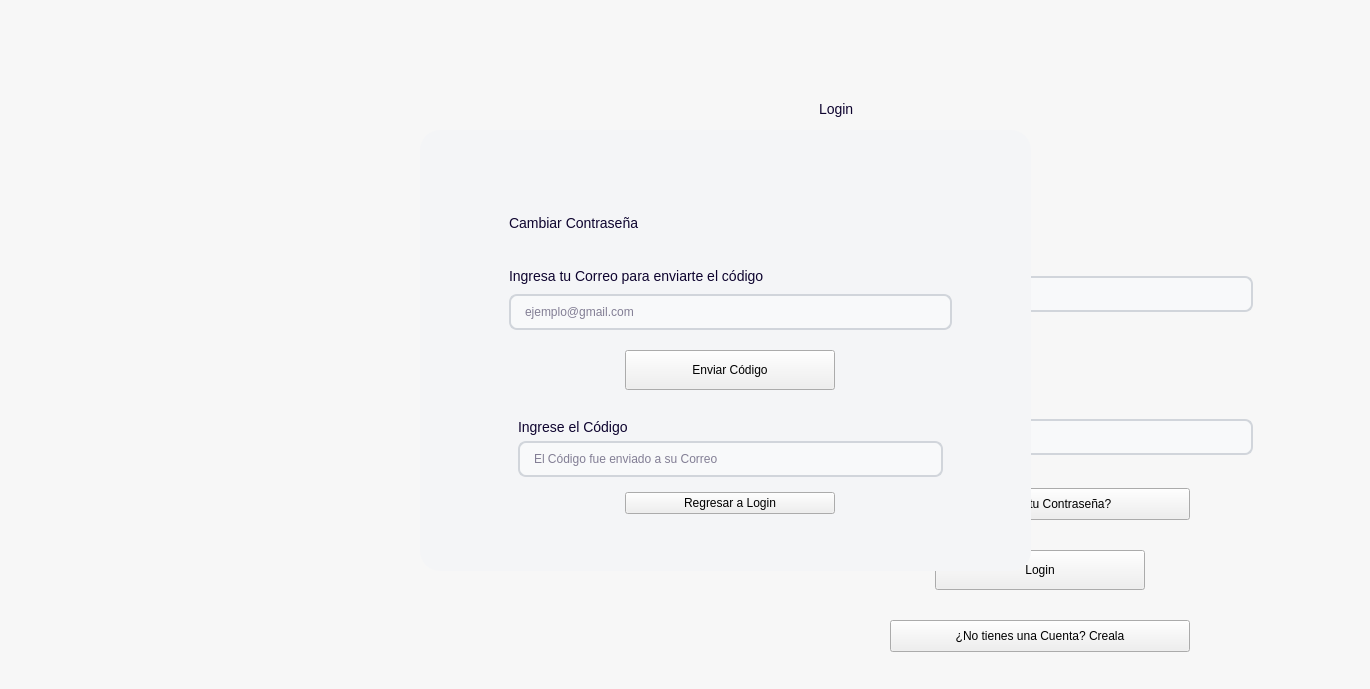
Qt form app/ui/login.ui (Brando-1510/Proyecto-Integrador-2.0) before a commit.
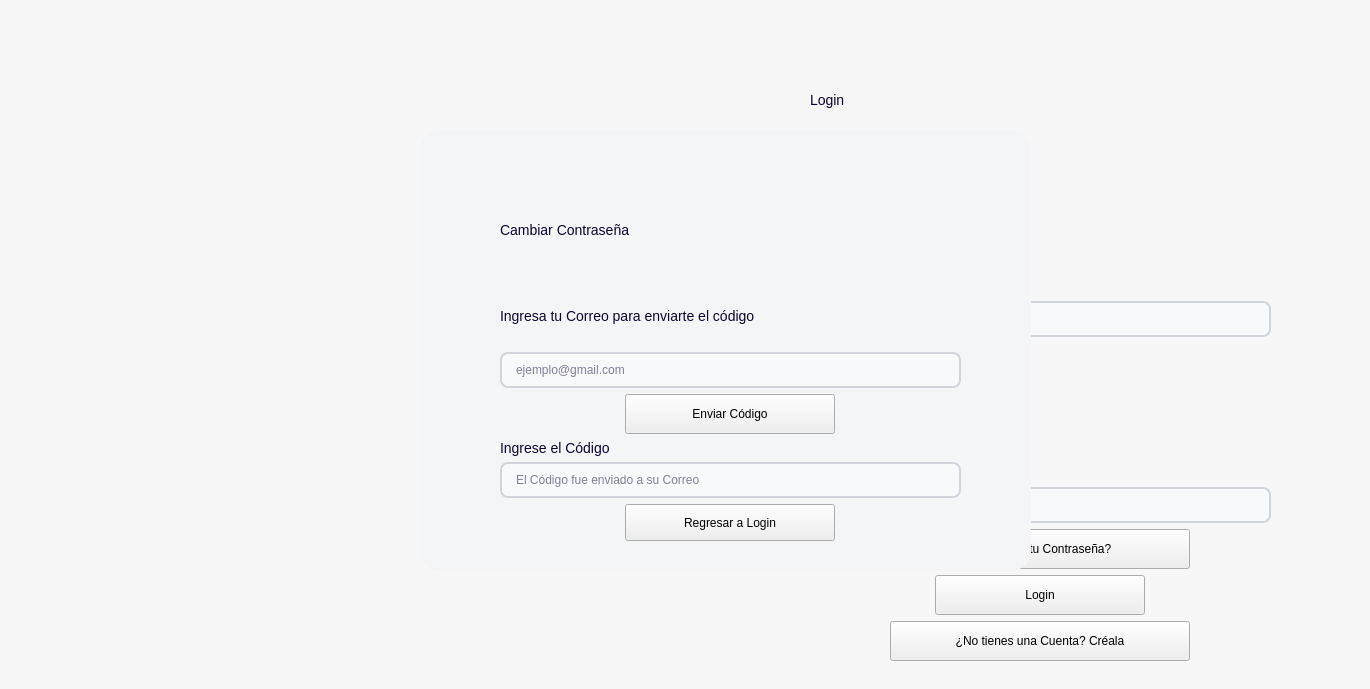
The same form after that commit. The open tabs and pages were chosen to show the change. Icons and pictures are not drawn.

Commit message: fix(ui): arreglando problemas con la pantalla login

What changed in the file:
```diff
--- a/app/ui/login.ui
+++ b/app/ui/login.ui
@@ -20,45 +20,54 @@
    </size>
   </property>
   <property name="windowTitle">
-   <string>Form</string>
+   <string>Login</string>
   </property>
   <property name="styleSheet">
-   <string notr="true">#LoginWindow{
-background-color: #f7f7f7;
+   <string notr="true">
+#LoginWindow {
+    background-color: #F7F7F7;
 }
+
 /*
 -----------------------------------------------------------------------------------------------------
 Inputs
------------------------------------------------------------------------------------------------------*/
+-----------------------------------------------------------------------------------------------------
+*/
+
 /* --- ESTADO BASE --- */
+
 QLineEdit, QDateEdit {
-    background-color: #F8F9FA; 
-    border: 2px solid #D1D5DB; 
-    border-radius: 8px;     
-    padding: 8px 12px;         
+    background-color: #F8F9FA;
+    border: 2px solid #D1D5DB;
+    border-radius: 8px;
+    padding: 8px 12px;
     color: #0E042F;
 }
 
-/* --- CUANDO EL MOUSE ESTÁ ENCIMA (HOVER) --- */
+/* --- HOVER --- */
+
 QLineEdit:hover, QDateEdit:hover {
-    border: 1px solid #9CA3AF;      /* Borde un poco más oscuro */
-    background-color: #F3F4F6;      /* Fondo ligeramente gris */
+    border: 2px solid #9CA3AF;
+    background-color: #F3F4F6;
 }
 
-/* --- CUANDO TIENE EL FOCO / SE ESTÁ ESCRIBIENDO (FOCUS) --- */
+/* --- FOCUS --- */
+
 QLineEdit:focus, QDateEdit:focus {
-    border: 1px solid #744bcc;      /* Borde azul más grueso */
-    background-color: #FFFFFF;      /* Fondo blanco puro */
+    border: 2px solid #744BCC;
+    background-color: #FFFFFF;
 }
 
-/* --- CUANDO EL CAMPO ESTÁ DESHABILITADO (DISABLED) --- */
+/* --- DISABLED --- */
+
 QLineEdit:disabled, QDateEdit:disabled {
-    background-color: #E5E7EB;      /* Fondo gris oscuro */
-    color: #9CA3AF;                 /* Texto gris claro */
-    border:2px solid #D1D5DB;      /* Borde original o más claro */
+    background-color: #E5E7EB;
+    color: #9CA3AF;
+    border: 2px solid #D1D5DB;
 }
 
-/* --- ESTILO ESPECÍFICO PARA EL BOTÓN DE FLECHA EN QDATEEDIT --- */
+/* --- QDATEEDIT --- */
+
 QDateEdit::drop-down {
     subcontrol-origin: padding;
     subcontrol-position: top right;
@@ -69,56 +78,67 @@
     border-top-right-radius: 8px;
     border-bottom-right-radius: 8px;
 }
+
 /*
 -----------------------------------------------------------------------------------------------------
 Textos
------------------------------------------------------------------------------------------------------*/
-QLabel{
-font-size: 14px;
-color: #0E042F;
+-----------------------------------------------------------------------------------------------------
+*/
+
+QLabel {
+    font-size: 14px;
+    color: #0E042F;
 }
-QLabel[texto=&quot;TituloPrincipal&quot;]{
-font-size:30px;
-qproperty-alignment: 'AlignCenter';
-font-weight:bold;
+
+QLabel[texto=&quot;TituloPrincipal&quot;] {
+    font-size: 30px;
+    qproperty-alignment: 'AlignCenter';
+    font-weight: bold;
 }
-QLabel[texto=&quot;Descripcion&quot;]{
-font-size:18px;
-color: #6C6686;
+
+QLabel[texto=&quot;Descripcion&quot;] {
+    font-size: 18px;
+    color: #6C6686;
 }
-QLabel[texto=&quot;InputTexto&quot;]{
-font-size:16px;
-color: #6C6686;
+
+QLabel[texto=&quot;InputTexto&quot;] {
+    font-size: 16px;
+    color: #6C6686;
 }
-QLabel[texto=&quot;Destacado&quot;]{
-font-size:16px;
-color: #0E042F;
-qproperty-alignment: 'AlignCenter';
-font-weight: bold;
+
+QLabel[texto=&quot;Destacado&quot;] {
+    font-size: 16px;
+    color: #0E042F;
+    qproperty-alignment: 'AlignCenter';
+    font-weight: bold;
 }
+
 /*
 -----------------------------------------------------------------------------------------------------
 Botones
------------------------------------------------------------------------------------------------------*/
+-----------------------------------------------------------------------------------------------------
+*/
+
 /* --- BOTÓN PRIMARIO --- */
+
 QPushButton[boton=&quot;Primario&quot;] {
     border-radius: 10px;
     background-color: #5D38BB;
     font-weight: bold;
-    color: #f7f7f7;
+    color: #F7F7F7;
     font-size: 12pt;
 }
 
 QPushButton[boton=&quot;Primario&quot;]:hover {
-    background-color: #744bcc;
+    background-color: #744BCC;
 }
 
 QPushButton[boton=&quot;Primario&quot;]:pressed {
-    background-color: #472a8f;
+    background-color: #472A8F;
 }
 
-
 /* --- BOTÓN SECUNDARIO --- */
+
 QPushButton[boton=&quot;Secundario&quot;] {
     border-radius: 10px;
     background-color: rgba(161, 147, 204, 0.7);
@@ -128,13 +148,15 @@
 }
 
 QPushButton[boton=&quot;Secundario&quot;]:hover {
-    background-color: rgba(161, 147, 204, 0.9); 
+    background-color: rgba(161, 147, 204, 0.9);
 }
 
 QPushButton[boton=&quot;Secundario&quot;]:pressed {
     background-color: rgba(131, 117, 174, 0.9);
 }
+
 /* --- BOTÓN TEXTO --- */
+
 QPushButton[boton=&quot;BotonTexto&quot;] {
     border: none;
     background: transparent;
@@ -142,10 +164,9 @@
     margin: 0px;
     color: #0E042F;
     font-weight: bold;
-	font-size: 16px;
+    font-size: 16px;
 }
 
-/* Evita que cambie de estilo o muestre bordes al pasar el mouse, hacer clic o tener el foco */
 QPushButton[boton=&quot;BotonTexto&quot;]:hover {
     color: #6C6686;
     background: transparent;
@@ -159,7 +180,7 @@
 }
 </string>
   </property>
-  <widget class="QLabel" name="label">
+  <widget class="QLabel" name="lblImagenFondo">
    <property name="geometry">
     <rect>
      <x>0</x>
@@ -174,8 +195,11 @@
    <property name="pixmap">
     <pixmap resource="../resources/resources.qrc">:/images/back.jpg</pixmap>
    </property>
+   <property name="scaledContents">
+    <bool>true</bool>
+   </property>
   </widget>
-  <widget class="QWidget" name="contenedorPrincipal" native="true">
+  <widget class="QWidget" name="loginContainer">
    <property name="geometry">
     <rect>
      <x>810</x>
@@ -184,12 +208,11 @@
      <height>611</height>
     </rect>
    </property>
-   <layout class="QVBoxLayout" name="verticalLayout">
+   <layout class="QVBoxLayout" name="loginLayout">
     <item>
-     <widget class="QWidget" name="contenedorTitulo" native="true">
-      <layout class="QVBoxLayout" name="verticalLayout_2">
+     <layout class="QVBoxLayout" name="titleLayout">
        <item>
-        <widget class="QLabel" name="Titulo">
+       <widget class="QLabel" name="lblTituloLogin">
          <property name="maximumSize">
           <size>
            <width>16777215</width>
@@ -205,18 +228,14 @@
         </widget>
        </item>
        <item>
-        <widget class="QWidget" name="contenedorForms" native="true">
-         <layout class="QVBoxLayout" name="verticalLayout_3">
+       <layout class="QVBoxLayout" name="formLayout">
           <item>
-           <layout class="QVBoxLayout" name="inputLayout">
+         <layout class="QVBoxLayout" name="correoLayout">
             <property name="sizeConstraint">
              <enum>QLayout::SetFixedSize</enum>
             </property>
             <item>
-             <widget class="QLabel" name="descripcion">
-              <property name="styleSheet">
-               <string notr="true"/>
-              </property>
+           <widget class="QLabel" name="lblCorreo">
               <property name="text">
                <string>Email</string>
               </property>
@@ -226,7 +245,7 @@
              </widget>
             </item>
             <item>
-             <widget class="QLineEdit" name="inputCorreo">
+           <widget class="QLineEdit" name="txtCorreo">
               <property name="placeholderText">
                <string>Ingrese su Correo...</string>
               </property>
@@ -235,15 +254,12 @@
            </layout>
           </item>
           <item>
-           <layout class="QVBoxLayout" name="inputLayout_2">
+         <layout class="QVBoxLayout" name="contrasenaLayout">
             <property name="sizeConstraint">
              <enum>QLayout::SetFixedSize</enum>
             </property>
             <item>
-             <widget class="QLabel" name="descripcion_2">
-              <property name="styleSheet">
-               <string notr="true"/>
-              </property>
+           <widget class="QLabel" name="lblContrasena">
               <property name="text">
                <string>Contraseña</string>
               </property>
@@ -253,7 +269,10 @@
              </widget>
             </item>
             <item>
-             <widget class="QLineEdit" name="inputContrasena">
+           <widget class="QLineEdit" name="txtContrasena">
+            <property name="echoMode">
+             <enum>QLineEdit::Password</enum>
+            </property>
               <property name="placeholderText">
                <string>Ingrese su Contraseña...</string>
               </property>
@@ -262,31 +281,19 @@
            </layout>
           </item>
          </layout>
-        </widget>
-       </item>
-      </layout>
-     </widget>
+      </item>
+     </layout>
     </item>
     <item>
-     <widget class="QWidget" name="widget" native="true">
-      <property name="maximumSize">
-       <size>
-        <width>16777215</width>
-        <height>50</height>
-       </size>
-      </property>
-      <layout class="QHBoxLayout" name="horizontalLayout">
+     <layout class="QHBoxLayout" name="forgotPasswordLayout">
        <item>
-        <widget class="QPushButton" name="mostrarReset">
+       <widget class="QPushButton" name="btnRecuperarContrasena">
          <property name="maximumSize">
           <size>
            <width>300</width>
            <height>40</height>
           </size>
          </property>
-         <property name="styleSheet">
-          <string notr="true"/>
-         </property>
          <property name="text">
           <string>¿Olvidaste tu Contraseña?</string>
          </property>
@@ -296,28 +303,17 @@
         </widget>
        </item>
       </layout>
-     </widget>
     </item>
     <item>
-     <widget class="QWidget" name="widget_4" native="true">
-      <property name="maximumSize">
-       <size>
-        <width>16777215</width>
-        <height>70</height>
-       </size>
-      </property>
-      <layout class="QHBoxLayout" name="horizontalLayout_4">
+     <layout class="QHBoxLayout" name="loginButtonLayout">
        <item>
-        <widget class="QPushButton" name="loginButton_3">
+       <widget class="QPushButton" name="btnLogin">
          <property name="maximumSize">
           <size>
            <width>210</width>
            <height>40</height>
           </size>
          </property>
-         <property name="styleSheet">
-          <string notr="true"/>
-         </property>
          <property name="text">
           <string>Login</string>
          </property>
@@ -327,30 +323,19 @@
         </widget>
        </item>
       </layout>
-     </widget>
     </item>
     <item>
-     <widget class="QWidget" name="widget_3" native="true">
-      <property name="maximumSize">
-       <size>
-        <width>16777215</width>
-        <height>50</height>
-       </size>
-      </property>
-      <layout class="QHBoxLayout" name="horizontalLayout_3">
+     <layout class="QHBoxLayout" name="createAccountLayout">
        <item>
-        <widget class="QPushButton" name="BtnCrearCuenta">
+       <widget class="QPushButton" name="btnCrearCuenta">
          <property name="maximumSize">
           <size>
            <width>300</width>
            <height>40</height>
           </size>
          </property>
-         <property name="styleSheet">
-          <string notr="true"/>
-         </property>
          <property name="text">
-          <string>¿No tienes una Cuenta? Creala</string>
+         <string>¿No tienes una Cuenta? Créala</string>
          </property>
          <property name="boton" stdset="0">
           <string>BotonTexto</string>
@@ -358,11 +343,10 @@
         </widget>
        </item>
       </layout>
-     </widget>
     </item>
    </layout>
   </widget>
-  <widget class="QStackedWidget" name="recuperarContrasena">
+  <widget class="QStackedWidget" name="stackRecuperacion">
    <property name="geometry">
     <rect>
      <x>420</x>
@@ -372,16 +356,18 @@
     </rect>
    </property>
    <property name="styleSheet">
-    <string notr="true">#recuperarContrasena{
-background-color: #F4F5F7;
-border-radius: 20px;
-}</string>
+    <string notr="true">
+#stackRecuperacion {
+    background-color: #F4F5F7;
+    border-radius: 20px;
+}
+    </string>
    </property>
    <property name="currentIndex">
-    <number>1</number>
+    <number>0</number>
    </property>
-   <widget class="QWidget" name="page">
-    <widget class="QWidget" name="contenedorRecuperar" native="true">
+   <widget class="QWidget" name="pageSolicitarCodigo">
+    <widget class="QWidget" name="recoveryContainer">
      <property name="geometry">
       <rect>
        <x>80</x>
@@ -390,12 +376,11 @@
        <height>361</height>
       </rect>
      </property>
-     <layout class="QVBoxLayout" name="verticalLayout_4">
+     <layout class="QVBoxLayout" name="recoveryLayout">
       <item>
-       <widget class="QWidget" name="contenedorTitulo_2" native="true">
-        <layout class="QVBoxLayout" name="verticalLayout_5">
+       <layout class="QVBoxLayout" name="recoveryTitleLayout">
          <item>
-          <widget class="QLabel" name="Titulo_2">
+         <widget class="QLabel" name="lblTituloRecuperacion">
            <property name="maximumSize">
             <size>
              <width>16777215</width>
@@ -411,15 +396,12 @@
           </widget>
          </item>
          <item>
-          <layout class="QVBoxLayout" name="inputLayout_3">
+         <layout class="QVBoxLayout" name="recoveryEmailLayout">
            <property name="sizeConstraint">
             <enum>QLayout::SetFixedSize</enum>
            </property>
            <item>
-            <widget class="QLabel" name="descripcion_3">
-             <property name="styleSheet">
-              <string notr="true"/>
-             </property>
+           <widget class="QLabel" name="lblCorreoRecuperacion">
              <property name="text">
               <string>Ingresa tu Correo para enviarte el código</string>
              </property>
@@ -429,7 +411,7 @@
             </widget>
            </item>
            <item>
-            <widget class="QLineEdit" name="inputCorreoCod">
+           <widget class="QLineEdit" name="txtCorreoRecuperacion">
              <property name="placeholderText">
               <string>ejemplo@gmail.com</string>
              </property>
@@ -438,25 +420,15 @@
           </layout>
          </item>
          <item>
-          <widget class="QWidget" name="widget_5" native="true">
-           <property name="maximumSize">
-            <size>
-             <width>16777215</width>
-             <height>70</height>
-            </size>
-           </property>
-           <layout class="QHBoxLayout" name="horizontalLayout_5">
+         <layout class="QHBoxLayout" name="sendCodeLayout">
             <item>
-             <widget class="QPushButton" name="loginButton_4">
+           <widget class="QPushButton" name="btnEnviarCodigo">
               <property name="maximumSize">
                <size>
                 <width>210</width>
                 <height>40</height>
                </size>
               </property>
-              <property name="styleSheet">
-               <string notr="true"/>
-              </property>
               <property name="text">
                <string>Enviar Código</string>
               </property>
@@ -466,21 +438,16 @@
              </widget>
             </item>
            </layout>
-          </widget>
          </item>
          <item>
-          <widget class="QWidget" name="contenedorForms_2" native="true">
-           <layout class="QVBoxLayout" name="verticalLayout_6">
+         <layout class="QVBoxLayout" name="codeLayout">
             <item>
-             <layout class="QVBoxLayout" name="inputLayout_5">
+           <layout class="QVBoxLayout" name="verificationCodeLayout">
               <property name="sizeConstraint">
                <enum>QLayout::SetFixedSize</enum>
               </property>
               <item>
-               <widget class="QLabel" name="descripcion_5">
-                <property name="styleSheet">
-                 <string notr="true"/>
-                </property>
+             <widget class="QLabel" name="lblCodigo">
                 <property name="text">
                  <string>Ingrese el Código</string>
                 </property>
@@ -490,7 +457,7 @@
                </widget>
               </item>
               <item>
-               <widget class="QLineEdit" name="inputCodigo">
+             <widget class="QLineEdit" name="txtCodigo">
                 <property name="placeholderText">
                  <string>El Código fue enviado a su Correo</string>
                 </property>
@@ -499,19 +466,15 @@
              </layout>
             </item>
             <item>
-             <widget class="QWidget" name="widget_2" native="true">
-              <layout class="QHBoxLayout" name="horizontalLayout_2">
+           <layout class="QHBoxLayout" name="backToLoginLayout">
                <item>
-                <widget class="QPushButton" name="btnRegresar">
+             <widget class="QPushButton" name="btnRegresarLogin">
                  <property name="maximumSize">
                   <size>
                    <width>210</width>
                    <height>40</height>
                   </size>
                  </property>
-                 <property name="styleSheet">
-                  <string notr="true"/>
-                 </property>
                  <property name="text">
                   <string>Regresar a Login</string>
                  </property>
@@ -521,19 +484,16 @@
                 </widget>
                </item>
               </layout>
-             </widget>
-            </item>
-           </layout>
-          </widget>
-         </item>
-        </layout>
-       </widget>
+          </item>
+         </layout>
+        </item>
+       </layout>
       </item>
      </layout>
     </widget>
    </widget>
-   <widget class="QWidget" name="page_2">
-    <widget class="QWidget" name="contenedorRecuperar_2" native="true">
+   <widget class="QWidget" name="pageNuevaContrasena">
+    <widget class="QWidget" name="newPasswordContainer">
      <property name="geometry">
       <rect>
        <x>80</x>
@@ -542,12 +502,11 @@
        <height>411</height>
       </rect>
      </property>
-     <layout class="QVBoxLayout" name="verticalLayout_7">
+     <layout class="QVBoxLayout" name="newPasswordLayout">
       <item>
-       <widget class="QWidget" name="contenedorTitulo_3" native="true">
-        <layout class="QVBoxLayout" name="verticalLayout_8">
+       <layout class="QVBoxLayout" name="newPasswordTitleLayout">
          <item>
-          <widget class="QLabel" name="tituloRecuperar">
+         <widget class="QLabel" name="lblTituloNuevaContrasena">
            <property name="maximumSize">
             <size>
              <width>16777215</width>
@@ -563,15 +522,12 @@
           </widget>
          </item>
          <item>
-          <layout class="QVBoxLayout" name="inputLayout_4">
+         <layout class="QVBoxLayout" name="newPasswordInputLayout">
            <property name="sizeConstraint">
             <enum>QLayout::SetFixedSize</enum>
            </property>
            <item>
-            <widget class="QLabel" name="descripcion_4">
-             <property name="styleSheet">
-              <string notr="true"/>
-             </property>
+           <widget class="QLabel" name="lblNuevaContrasena">
              <property name="text">
               <string>Ingresa tu Nueva Contraseña</string>
              </property>
@@ -581,7 +537,10 @@
             </widget>
            </item>
            <item>
-            <widget class="QLineEdit" name="inputCambiarContra">
+           <widget class="QLineEdit" name="txtNuevaContrasena">
+            <property name="echoMode">
+             <enum>QLineEdit::Password</enum>
+            </property>
              <property name="placeholderText">
               <string>Crea una nueva Contraseña</string>
              </property>
@@ -590,15 +549,12 @@
           </layout>
          </item>
          <item>
-          <layout class="QVBoxLayout" name="inputLayout_6">
+         <layout class="QVBoxLayout" name="confirmPasswordLayout">
            <property name="sizeConstraint">
             <enum>QLayout::SetFixedSize</enum>
            </property>
            <item>
-            <widget class="QLabel" name="descripcion_6">
-             <property name="styleSheet">
-              <string notr="true"/>
-             </property>
+           <widget class="QLabel" name="lblConfirmarContrasena">
              <property name="text">
               <string>Repite tu Contraseña</string>
              </property>
@@ -608,7 +564,10 @@
             </widget>
            </item>
            <item>
-            <widget class="QLineEdit" name="inputCambiarContraDos">
+           <widget class="QLineEdit" name="txtConfirmarContrasena">
+            <property name="echoMode">
+             <enum>QLineEdit::Password</enum>
+            </property>
              <property name="placeholderText">
               <string>Confirma tu Contraseña</string>
              </property>
@@ -617,25 +576,15 @@
           </layout>
          </item>
          <item>
-          <widget class="QWidget" name="widget_6" native="true">
-           <property name="maximumSize">
-            <size>
-             <width>16777215</width>
-             <height>70</height>
-            </size>
-           </property>
-           <layout class="QHBoxLayout" name="horizontalLayout_6">
+         <layout class="QHBoxLayout" name="changePasswordButtonLayout">
             <item>
-             <widget class="QPushButton" name="loginButton_5">
+           <widget class="QPushButton" name="btnCambiarContrasena">
               <property name="maximumSize">
                <size>
                 <width>210</width>
                 <height>40</height>
                </size>
               </property>
-              <property name="styleSheet">
-               <string notr="true"/>
-              </property>
               <property name="text">
                <string>Realizar Cambio</string>
               </property>
@@ -645,10 +594,8 @@
              </widget>
             </item>
            </layout>
-          </widget>
-         </item>
-        </layout>
-       </widget>
+        </item>
+       </layout>
       </item>
      </layout>
     </widget>
```
Lines whose indentation alone changed are shown as unchanged. The commit also changes 5 other files.
